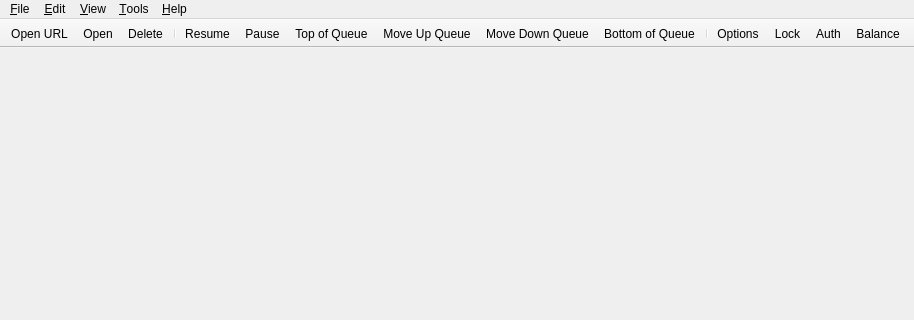
First picture: the form in src/gui/mainwindow.ui, repository amazon-biobank/Torrente, before the edit; both pictures show x 0 to 914 and y 0 to 320 of the 914 by 563 pixel window.
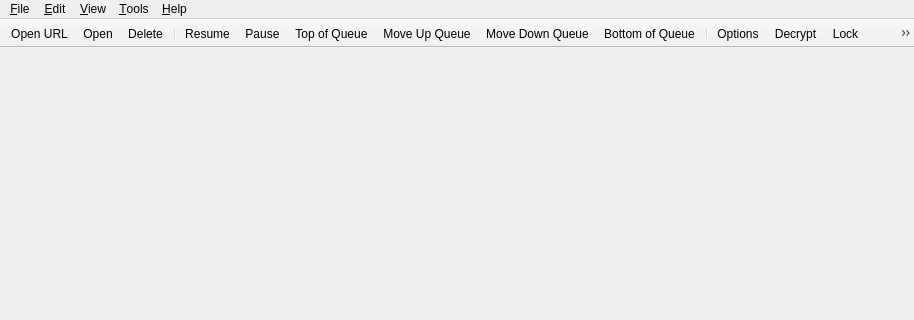
Second picture: the form after the edit.

Commit message: add: decrypt file button to mainwindow

What changed in the file:
```diff
--- a/src/gui/mainwindow.ui
+++ b/src/gui/mainwindow.ui
@@ -161,6 +161,7 @@
    <addaction name="actionBottomQueuePos"/>
    <addaction name="separator"/>
    <addaction name="actionOptions"/>
+   <addaction name="actionDecrypt"/>
    <addaction name="actionLock"/>
    <addaction name="actionAuth"/>
    <addaction name="actionBalance"/>
@@ -349,6 +350,14 @@
     <string notr="true">Ctrl+L</string>
    </property>
   </action>
+    <action name="actionDecrypt">
+        <property name="text">
+            <string>D&amp;ecrypt File</string>
+        </property>
+        <property name="iconText">
+            <string>Decrypt</string>
+        </property>
+    </action>
   <action name="actionAuth">
    <property name="text">
     <string>A&amp;uth User</string>
```
Left out of the diff: 1 changed line with no effect on the pictures. The commit also changes 4 other files.
